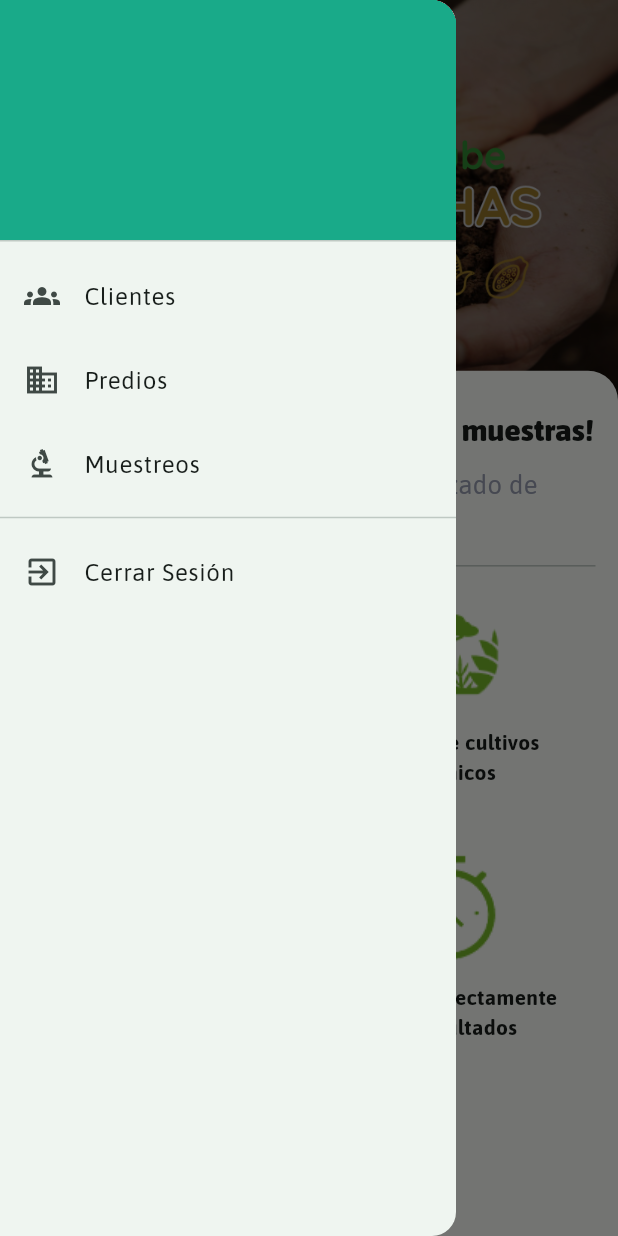
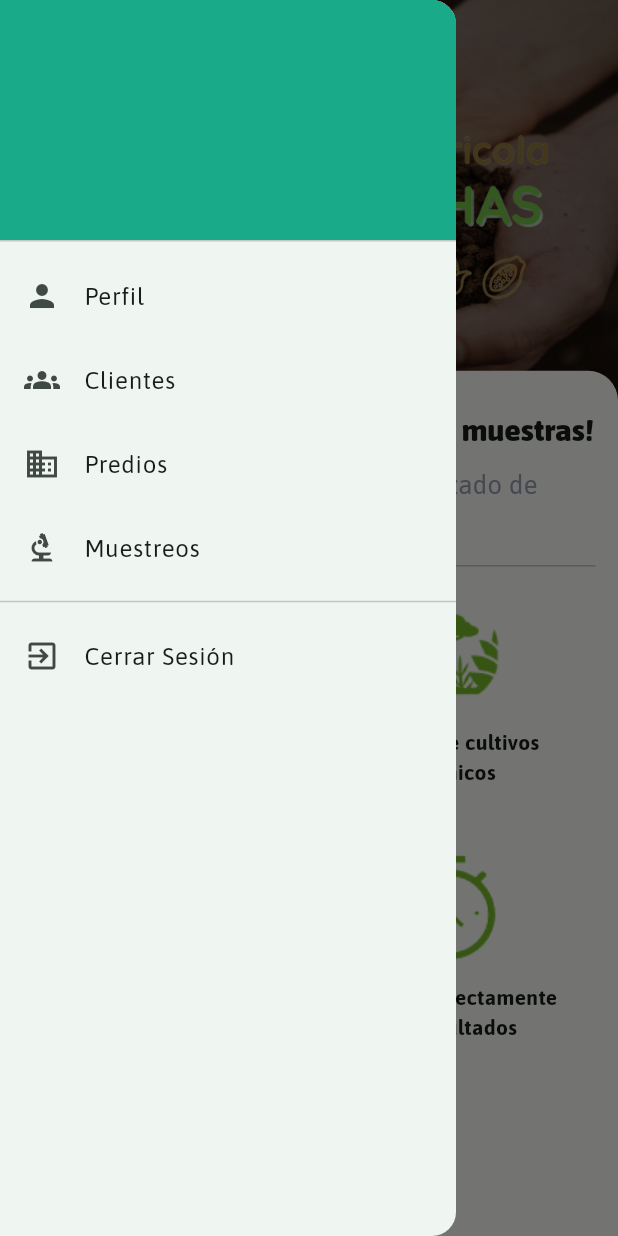
Before and after one commit to AgnerVillaFabrega/MixCosechas, a Flutter app: the HomeScreen screen opened directly with empty values, with the side drawer open, on a phone screen of 412 x 824 dp. Run offline on Flutter 3.47's test engine with Material 2 defaults, Android fonts, the phone set to English and light mode, and no system bars; our stand-ins replace cloud_firestore, csv, firebase_auth, firebase_core, flutter_typeahead; accounts and stored records are empty.

Commit message:
Structure - vista perfil de usuario y predio

```diff
--- a/lib/presentation/screens/home_sceen.dart
+++ b/lib/presentation/screens/home_sceen.dart
@@ -2,6 +2,7 @@ import 'package:flutter/material.dart';
 import 'package:mixcosechas_app/presentation/widgets/icon_clientes_menu.dart';
 import 'package:mixcosechas_app/presentation/widgets/icon_logout_menu.dart';
 import 'package:mixcosechas_app/presentation/widgets/icon_predio_menu.dart';
+import 'package:mixcosechas_app/presentation/widgets/icon_userprofile.dart';
 import 'package:mixcosechas_app/presentation/widgets/info_home.dart';
 
 import '../../model/clientes.dart';
@@ -70,16 +71,17 @@ class _HomeScreenState extends State<HomeScreen> {
                 ],
               ),
             ),
-            const Column(
+            Column(
               children: [
                 //Todo: que el menu cambie dependiendo del rol
                 // if(_cliente.rol == 'Agricultor') const IconClientesMenu(),
                 // if(_cliente.rol == 'Analista') const IconPredioMenu(),
-                IconClientesMenu(),
-                IconPredioMenu(),
-                IconMuestasMenu(),
-                Divider(),
-                IconLogout(),
+                IconUserProfile(cliente: _cliente),
+                const IconClientesMenu(),
+                const IconPredioMenu(),
+                const IconMuestasMenu(),
+                const Divider(),
+                const IconLogout(),
               ],
             ),
           ],
@@ -103,8 +105,8 @@ class _HomeScreenState extends State<HomeScreen> {
             Align(
               alignment:const AlignmentDirectional(0, -.88),
               child: Image.asset(
-                'assets/images/logo_MIXCOSECHAS.png',
-                width: 410,
+                'assets/images/_MIXCOSECHAS.png',
+                width: 380,
                 height: 170,
               ),
             ),
--- /dev/null
+++ b/lib/presentation/widgets/icon_userprofile.dart
@@ -0,0 +1,25 @@
+import 'package:flutter/material.dart';
+import 'package:mixcosechas_app/model/clientes.dart';
+import 'package:mixcosechas_app/presentation/screens/userprofile_screen.dart';
+
+class IconUserProfile extends StatelessWidget {
+  final Cliente cliente;
+
+  const IconUserProfile({
+    super.key, required this.cliente,
+  });
+
+  @override
+  Widget build(BuildContext context) {
+    return ListTile(
+      leading: const Icon(Icons.person),
+      title: const Text('Perfil'),
+      onTap: () {
+        Navigator.push(
+          context,
+          MaterialPageRoute(builder: (context) =>  UserProfileView(usuario: cliente)),
+        );
+      },
+    );
+  }
+}
```
Also changed, not shown: lib/presentation/screens/predioprofile_screen.dart (added, +29 -0 lines), lib/presentation/screens/userprofile_screen.dart (added, +85 -0 lines), lib/services/firebase_service.dart (+19 -3 lines), lib/presentation/screens/profile_screen.dart (deleted).
